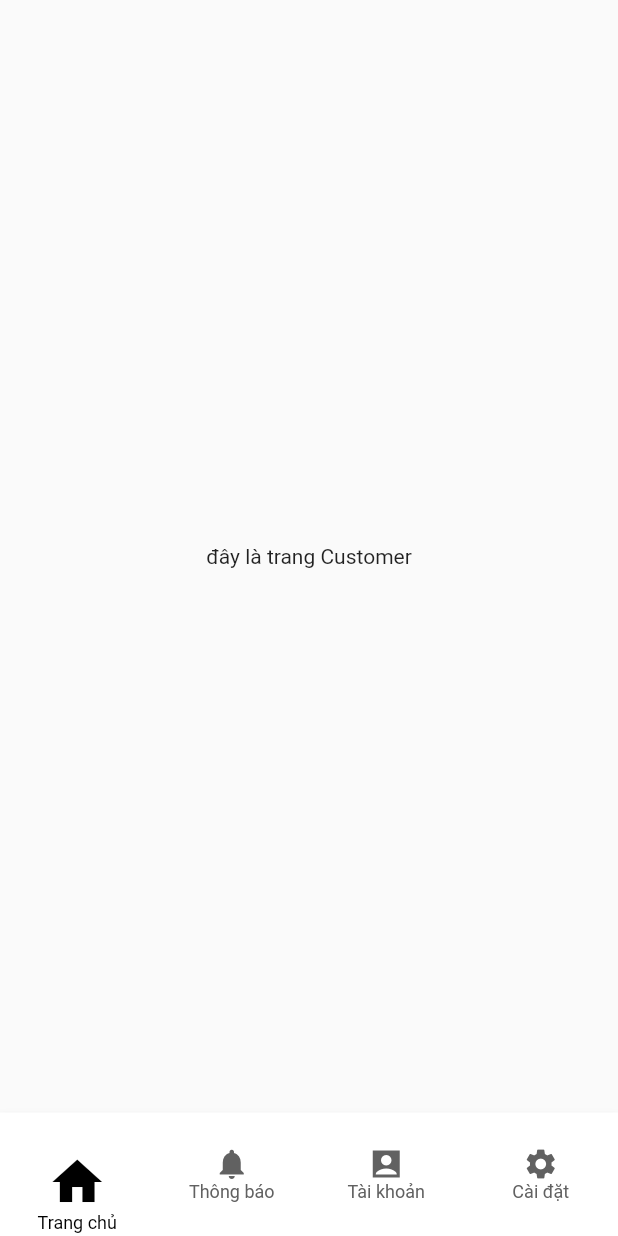
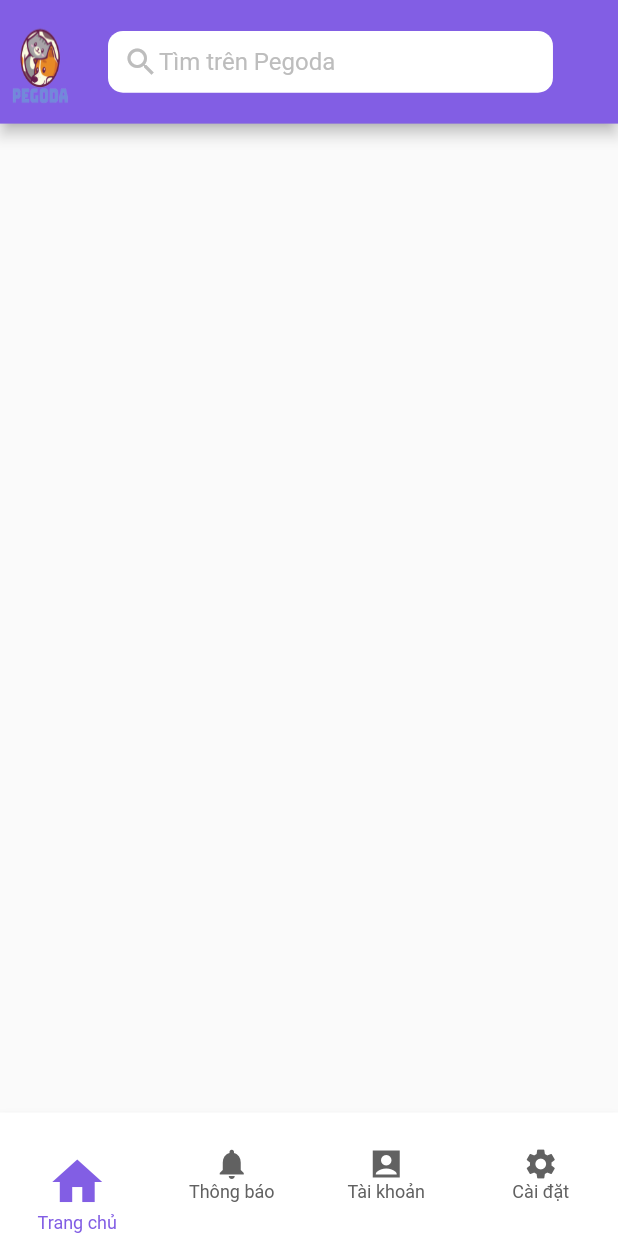
Before and after one commit to khanhpl/Pegoda, a Flutter app: the CusMain screen opened by its route, on a phone screen of 412 x 824 dp. Run offline on Flutter 3.47's test engine with Material 2 defaults, Android fonts, the phone set to English and light mode, and no system bars; drawn by our look-alikes of convex_bottom_bar.

Commit message:
khanhpl 9-2 update cus main screen and up nav bar cus main screen

```diff
--- a/Pegoda Mobile/Pegoda/lib/controllers/customer_main.dart
+++ b/Pegoda Mobile/Pegoda/lib/controllers/customer_main.dart
@@ -1,6 +1,7 @@
 import 'package:flutter/material.dart';
 import 'package:convex_bottom_bar/convex_bottom_bar.dart';
 import 'package:pegoda/screens/customer/cus_home_screen.dart';
+import '../MyLib/constants.dart' as Constants;
 class CusMain extends StatefulWidget {
   int selectedIndex = 0;
 
@@ -17,6 +18,7 @@ class _CusMainSate extends State<CusMain> {
   int selectedIndex;
   bool isBottomNav;
   _CusMainSate({required this.selectedIndex, required this.isBottomNav});
+  var _bgColor = Constants.bgColor;
 
   Widget pageCaller(index) {
     switch (selectedIndex) {
@@ -50,7 +52,7 @@ class _CusMainSate extends State<CusMain> {
         style: TabStyle.react,
         backgroundColor: Colors.white,
         color: Colors.grey[700],
-        activeColor: Colors.black,
+        activeColor: _bgColor,
         onTap: _onItemTapped,
         initialActiveIndex: selectedIndex,
         top: 0.0,
--- a/Pegoda Mobile/Pegoda/lib/screens/customer/cus_home_screen.dart
+++ b/Pegoda Mobile/Pegoda/lib/screens/customer/cus_home_screen.dart
@@ -1,29 +1,16 @@
 
 import 'package:flutter/material.dart';
-
+import 'package:pegoda/screens/customer/up_nav_bar.dart';
+import '../../MyLib/constants.dart' as Constants;
 class CusHomeScreen extends StatelessWidget {
   @override
   Widget build(BuildContext context) {
     var _pageHeight = MediaQuery.of(context).size.height;
     var _pageWidth = MediaQuery.of(context).size.width;
-    return Material(
-      child: Container(
-        width: _pageWidth,
-        height: _pageHeight,
-        alignment: Alignment.center,
-        child: SingleChildScrollView(
-          scrollDirection: Axis.vertical,
-          child: Column(
-            mainAxisAlignment: MainAxisAlignment.center,
-            crossAxisAlignment: CrossAxisAlignment.center,
-            children: [
-              Container(
-                child: Text('đây là trang Customer'),
-              ),
-            ],
-          ),
-        ),
-      ),
+    var _bgColor = Constants.bgColor;
+    return Scaffold(
+      appBar: UpAppBar(context),
+      body: Material(),
     );
   }
 }
--- /dev/null
+++ b/Pegoda Mobile/Pegoda/lib/screens/customer/up_nav_bar.dart
@@ -0,0 +1,59 @@
+import 'package:flutter/material.dart';
+import '../../MyLib/constants.dart' as Constants;
+AppBar UpAppBar(context) {
+  var _pageWidth = MediaQuery.of(context).size.width;
+  var _pageHeight = MediaQuery.of(context).size.height;
+  var _bgColor = Constants.bgColor;
+
+  return AppBar(
+    backgroundColor: _bgColor,
+    // automaticallyImplyLeading: false,
+    toolbarHeight: _pageHeight * 0.1,
+    leading: Container(
+      height: _pageHeight * 0.03,
+      decoration: BoxDecoration(
+        image: DecorationImage(
+          image: AssetImage('assets/Pegoda.png'),
+          fit: BoxFit.fill,
+        ),
+      ),
+    ),
+    title: Row(
+      children: [
+        Container(
+          decoration: BoxDecoration(
+            color: Colors.white,
+            borderRadius: BorderRadius.circular(10),
+          ),
+          width: _pageWidth * 0.72,
+          height: _pageHeight * 0.05,
+          child: Row(
+            children: [
+              Container(
+                child: Icon(
+                  Icons.search,
+                  color: Colors.grey[400],
+                ),
+                margin: EdgeInsets.only(left: 10),
+              ),
+              Expanded(
+                child: Container(
+                  child: TextField(
+                    decoration: InputDecoration.collapsed(
+                      hintText: 'Tìm trên Pegoda',
+                      hintStyle: TextStyle(
+                        color: Colors.grey.shade400,
+                      ),
+                    ),
+                  ),
+                ),
+              ),
+            ],
+          ),
+        ),
+
+      ],
+    ),
+
+  );
+}
```
